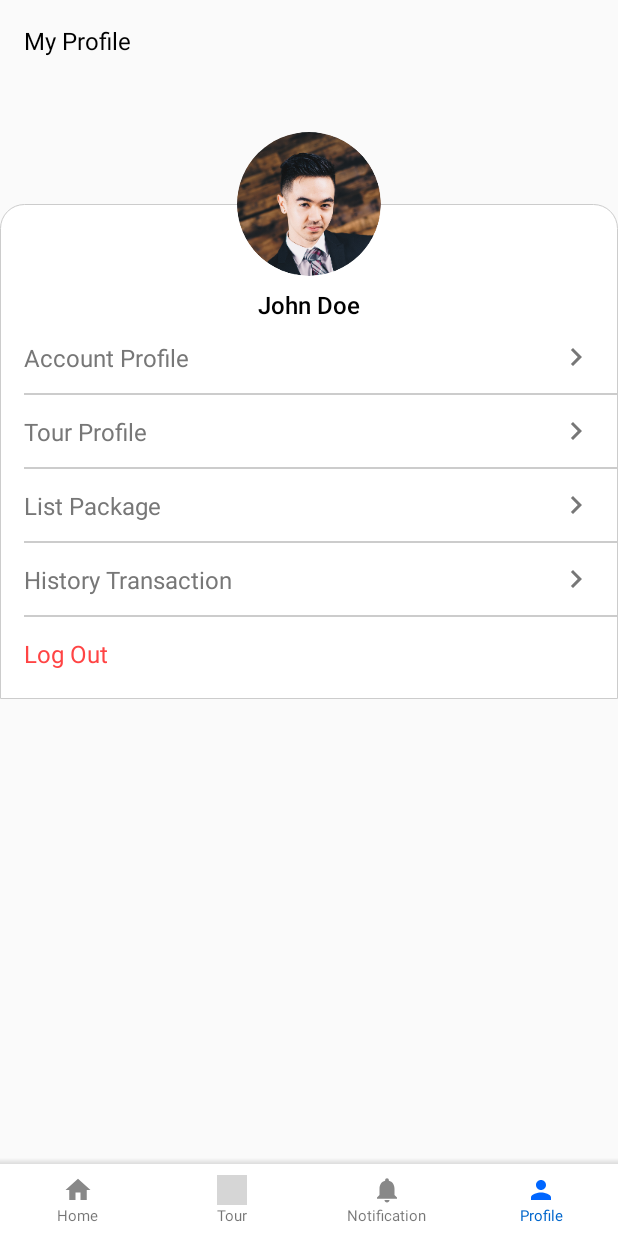
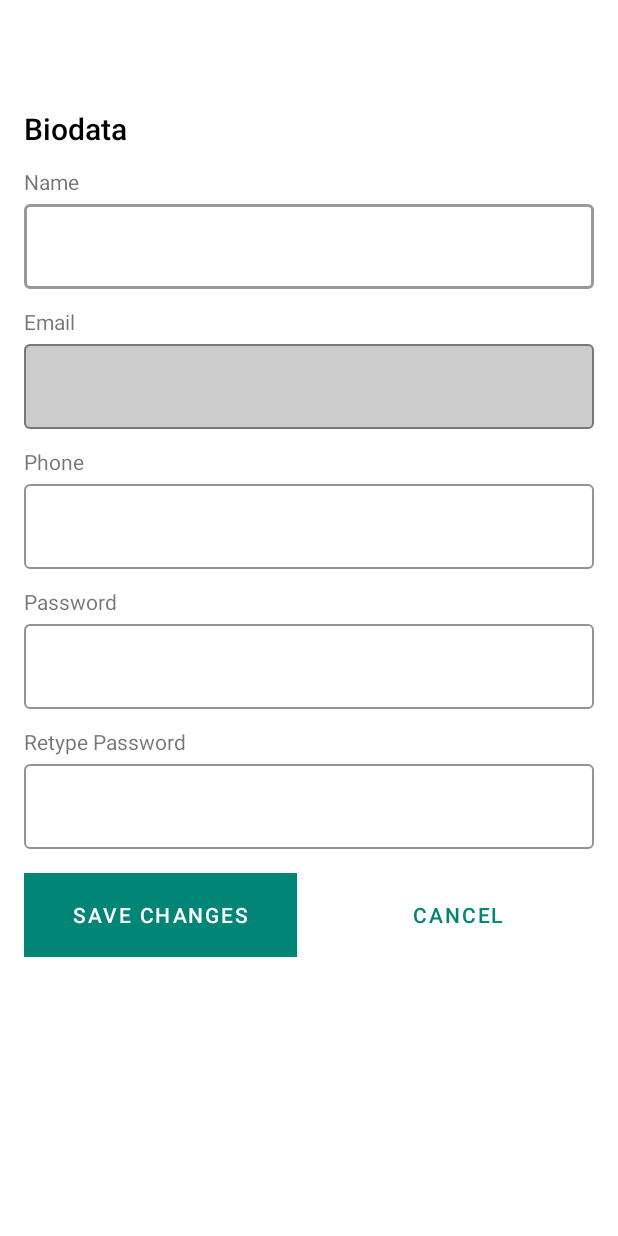
Before and after one commit to RefanoAndreas/Travelgo, an Android app: the screen it shows after launch (MainActivity before the commit, ProfileEdit after it), on a phone screen of 412 x 824 dp. Run offline under Robolectric (Android 15) with nearby library versions, the light colour scheme and no system bars; grey boxes are pictures that could not be loaded.

Commit message:
09/04/2019

```diff
--- a/app/build.gradle
+++ b/app/build.gradle
@@ -26,6 +26,10 @@ dependencies {
     testImplementation 'junit:junit:4.12'
     androidTestImplementation 'com.android.support.test:runner:1.0.2'
     androidTestImplementation 'com.android.support.test.espresso:espresso-core:3.0.2'
+
+    implementation 'com.android.support:cardview-v7:28.0.0'
+    implementation 'com.android.support:recyclerview-v7:28.0.0'
+
     implementation 'de.hdodenhof:circleimageview:3.0.0'
     implementation 'com.mikhaellopez:circularimageview:3.2.0'
 }
--- a/app/src/main/AndroidManifest.xml
+++ b/app/src/main/AndroidManifest.xml
@@ -9,14 +9,16 @@
         android:roundIcon="@mipmap/ic_launcher_round"
         android:supportsRtl="true"
         android:theme="@style/AppTheme">
-        <activity android:name=".MainList"></activity>
-        <activity android:name=".MainActivity">
+        <activity android:name=".ProfileEdit"
+            android:label="Edit Profile">
             <intent-filter>
                 <action android:name="android.intent.action.MAIN" />
 
                 <category android:name="android.intent.category.LAUNCHER" />
             </intent-filter>
         </activity>
+        <activity android:name=".MainActivity">
+        </activity>
     </application>
 
 </manifest>
--- a/app/src/main/java/com/example/travelgo/MainActivity.java
+++ b/app/src/main/java/com/example/travelgo/MainActivity.java
@@ -2,39 +2,14 @@ package com.example.travelgo;
 
 import android.support.v7.app.AppCompatActivity;
 import android.os.Bundle;
-import android.support.v7.widget.DefaultItemAnimator;
-import android.support.v7.widget.LinearLayoutManager;
-import android.support.v7.widget.RecyclerView;
-import android.widget.ArrayAdapter;
-import android.widget.ListView;
 
-import org.json.JSONObject;
-
-import java.util.ArrayList;
 
 public class MainActivity extends AppCompatActivity {
-
-    RecyclerView listMenu;
-    ArrayList<String> menu;
-    MainList adapter;
 
     @Override
     protected void onCreate(Bundle savedInstanceState) {
         super.onCreate(savedInstanceState);
         setContentView(R.layout.activity_main);
-
-        listMenu =  (RecyclerView) findViewById(R.id.list);
-
-        adapter = new MainList(menu, this);
-
-        RecyclerView.LayoutManager mLayoutmanager  = new LinearLayoutManager(this,LinearLayoutManager.VERTICAL, false);
-        listMenu.setLayoutManager(mLayoutmanager);
-        listMenu.setItemAnimator(new DefaultItemAnimator());
-        listMenu.setAdapter(adapter)
-        listMenu.setNestedScrollingEnabled(false);
-
-//        ArrayAdapter<String> listAdapter = new ArrayAdapter<String>(this, android.R.layout.simple_list_item_1, listMenu);
-//        listMenu.setAdapter(listAdapter);
     }
 
 
--- a/app/src/main/java/com/example/travelgo/MainList.java
+++ /dev/null
@@ -1,13 +0,0 @@
-package com.example.travelgo;
-
-import android.support.v7.app.AppCompatActivity;
-import android.os.Bundle;
-
-public class MainList extends AppCompatActivity {
-
-    @Override
-    protected void onCreate(Bundle savedInstanceState) {
-        super.onCreate(savedInstanceState);
-        setContentView(R.layout.activity_main_list);
-    }
-}
--- /dev/null
+++ b/app/src/main/java/com/example/travelgo/ProfileEdit.java
@@ -0,0 +1,27 @@
+package com.example.travelgo;
+
+import android.support.design.widget.TextInputEditText;
+import android.support.design.widget.TextInputLayout;
+import android.support.v7.app.AppCompatActivity;
+import android.os.Bundle;
+
+public class ProfileEdit extends AppCompatActivity {
+
+    @Override
+    protected void onCreate(Bundle savedInstanceState) {
+        super.onCreate(savedInstanceState);
+        setContentView(R.layout.activity_profile_edit);
+
+        ((TextInputLayout) findViewById(R.id.TIL_name_profileEdit)).setHint(null);
+        ((TextInputEditText) findViewById(R.id.TIET_name_profileEdit)).setHint(null);
+        ((TextInputLayout) findViewById(R.id.TIL_email_profileEdit)).setHint(null);
+        ((TextInputEditText) findViewById(R.id.TIET_email_profileEdit)).setHint(null);
+        ((TextInputLayout) findViewById(R.id.TIL_phone_profileEdit)).setHint(null);
+        ((TextInputEditText) findViewById(R.id.TIET_phone_profileEdit)).setHint(null);
+        ((TextInputLayout) findViewById(R.id.TIL_password_profileEdit)).setHint(null);
+        ((TextInputEditText) findViewById(R.id.TIET_password_profileEdit)).setHint(null);
+        ((TextInputLayout) findViewById(R.id.TIL_rePassword_profileEdit)).setHint(null);
+        ((TextInputEditText) findViewById(R.id.TIET_rePassword_profileEdit)).setHint(null);
+    }
+
+}
--- a/app/src/main/res/layout/activity_main_list.xml
+++ /dev/null
@@ -1,26 +0,0 @@
-<?xml version="1.0" encoding="utf-8"?>
-<android.support.constraint.ConstraintLayout xmlns:android="http://schemas.android.com/apk/res/android"
-    xmlns:app="http://schemas.android.com/apk/res-auto"
-    xmlns:tools="http://schemas.android.com/tools"
-    android:layout_width="match_parent"
-    android:layout_height="56dp"
-    tools:context=".MainList">
-    <TextView
-        android:id="@+id/text_menu"
-        android:layout_width="wrap_content"
-        android:layout_height="wrap_content"
-        app:layout_constraintTop_toTopOf="parent"
-        app:layout_constraintBottom_toBottomOf="parent"
-        app:layout_constraintLeft_toLeftOf="parent"
-        android:layout_marginLeft="16dp"
-        android:text="Textview"
-        android:textColor="#777777"/>
-    <ImageView
-        android:layout_width="wrap_content"
-        android:layout_height="wrap_content"
-        app:layout_constraintTop_toTopOf="parent"
-        app:layout_constraintRight_toRightOf="parent"
-        app:layout_constraintBottom_toBottomOf="parent"
-        android:layout_marginRight="16dp"
-        android:src="@drawable/ic_chevron_right_777777_24dp"/>
-</android.support.constraint.ConstraintLayout>
--- /dev/null
+++ b/app/src/main/res/layout/activity_profile_edit.xml
@@ -0,0 +1,163 @@
+<?xml version="1.0" encoding="utf-8"?>
+<android.support.constraint.ConstraintLayout xmlns:android="http://schemas.android.com/apk/res/android"
+    xmlns:app="http://schemas.android.com/apk/res-auto"
+    xmlns:tools="http://schemas.android.com/tools"
+    android:layout_width="match_parent"
+    android:layout_height="match_parent"
+    android:background="@android:color/white"
+    tools:context=".ProfileEdit">
+    <android.support.v7.widget.Toolbar
+        android:id="@+id/toolbar_profileEdit"
+        android:layout_width="match_parent"
+        android:layout_height="wrap_content">
+    </android.support.v7.widget.Toolbar>
+
+    <android.support.v4.widget.NestedScrollView
+        android:layout_width="match_parent"
+        android:layout_height="0dp"
+        app:layout_constraintTop_toBottomOf="@id/toolbar_profileEdit"
+        app:layout_constraintBottom_toBottomOf="parent">
+        <LinearLayout
+            android:layout_width="match_parent"
+            android:layout_height="wrap_content"
+            android:orientation="vertical"
+            android:paddingTop="16dp"
+            android:paddingRight="16dp"
+            android:paddingBottom="16dp"
+            android:paddingLeft="16dp">
+            <TextView
+                android:layout_width="wrap_content"
+                android:layout_height="wrap_content"
+                android:text="Biodata"
+                android:textSize="20dp"
+                android:textColor="@android:color/black"
+                android:fontFamily="sans-serif-medium"/>
+            <TextView
+                android:layout_width="wrap_content"
+                android:layout_height="wrap_content"
+                android:layout_marginTop="12dp"
+                android:text="Name"/>
+            <android.support.design.widget.TextInputLayout
+                android:id="@+id/TIL_name_profileEdit"
+                android:layout_width="match_parent"
+                android:layout_height="wrap_content"
+                style="@style/Widget.MaterialComponents.TextInputLayout.OutlinedBox"
+                app:boxStrokeColor="#999999"
+                app:boxStrokeWidth="1dp"
+                app:boxBackgroundColor="@android:color/white">
+                <android.support.design.widget.TextInputEditText
+                    android:id="@+id/TIET_name_profileEdit"
+                    android:layout_width="match_parent"
+                    android:layout_height="wrap_content"
+                    android:inputType="text"/>
+            </android.support.design.widget.TextInputLayout>
+            <TextView
+                android:layout_width="wrap_content"
+                android:layout_height="wrap_content"
+                android:layout_marginTop="12dp"
+                android:text="Email"/>
+            <android.support.design.widget.TextInputLayout
+                android:id="@+id/TIL_email_profileEdit"
+                android:layout_width="match_parent"
+                android:layout_height="wrap_content"
+                style="@style/Widget.MaterialComponents.TextInputLayout.OutlinedBox"
+                app:boxStrokeColor="#999999"
+                app:boxStrokeWidth="1dp"
+                app:boxBackgroundColor="#cccccc">
+                <android.support.design.widget.TextInputEditText
+                    android:id="@+id/TIET_email_profileEdit"
+                    android:layout_width="match_parent"
+                    android:layout_height="wrap_content"
+                    android:enabled="false"
+                    android:inputType="textEmailAddress"
+                    android:textColor="#80ffffff"/>
+            </android.support.design.widget.TextInputLayout>
+            <TextView
+                android:layout_width="wrap_content"
+                android:layout_height="wrap_content"
+                android:layout_marginTop="12dp"
+                android:text="Phone"/>
+            <android.support.design.widget.TextInputLayout
+                android:id="@+id/TIL_phone_profileEdit"
+                android:layout_width="match_parent"
+                android:layout_height="wrap_content"
+                style="@style/Widget.MaterialComponents.TextInputLayout.OutlinedBox"
+                app:boxStrokeColor="#999999"
+                app:boxStrokeWidth="1dp"
+                app:boxBackgroundColor="@android:color/white">
+                <android.support.design.widget.TextInputEditText
+                    android:id="@+id/TIET_phone_profileEdit"
+                    android:layout_width="match_parent"
+                    android:layout_height="wrap_content"
+                    android:inputType="phone"/>
+            </android.support.design.widget.TextInputLayout>
+            <TextView
+                android:layout_width="wrap_content"
+                android:layout_height="wrap_content"
+                android:layout_marginTop="12dp"
+                android:text="Password"/>
+            <android.support.design.widget.TextInputLayout
+                android:id="@+id/TIL_password_profileEdit"
+                android:layout_width="match_parent"
+                android:layout_height="wrap_content"
+                style="@style/Widget.MaterialComponents.TextInputLayout.OutlinedBox"
+                app:boxStrokeColor="#999999"
+                app:boxStrokeWidth="1dp"
+                app:boxBackgroundColor="@android:color/white">
+                <android.support.design.widget.TextInputEditText
+                    android:id="@+id/TIET_password_profileEdit"
+                    android:layout_width="match_parent"
+                    android:layout_height="wrap_content"
+                    android:inputType="textPassword"/>
+            </android.support.design.widget.TextInputLayout>
+            <TextView
+                android:layout_width="wrap_content"
+                android:layout_height="wrap_content"
+                android:layout_marginTop="12dp"
+                android:text="Retype Password"/>
+            <android.support.design.widget.TextInputLayout
+                android:id="@+id/TIL_rePassword_profileEdit"
+                android:layout_width="match_parent"
+                android:layout_height="wrap_content"
+                style="@style/Widget.MaterialComponents.TextInputLayout.OutlinedBox"
+                app:boxStrokeColor="#999999"
+                app:boxStrokeWidth="1dp"
+                app:boxBackgroundColor="@android:color/white">
+                <android.support.design.widget.TextInputEditText
+                    android:id="@+id/TIET_rePassword_profileEdit"
+                    android:layout_width="match_parent"
+                    android:layout_height="wrap_content"
+                    android:inputType="textPassword"/>
+            </android.support.design.widget.TextInputLayout>
+
+            <LinearLayout
+                android:layout_width="match_parent"
+                android:layout_height="wrap_content"
+                android:orientation="horizontal"
+                android:layout_marginTop="16dp">
+                <android.support.design.button.MaterialButton
+                    android:id="@+id/submit_profileEdit"
+                    android:layout_weight="1"
+                    android:layout_width="match_parent"
+                    android:layout_height="wrap_content"
+                    android:minHeight="56dp"
+                    android:layout_marginRight="8dp"
+                    android:text="save changes"
+                    android:background="#0d63fe"/>
+                <android.support.design.button.MaterialButton
+                    android:id="@+id/cancel_profileEdit"
+                    android:layout_width="match_parent"
+                    android:layout_weight="1"
+                    android:layout_height="wrap_content"
+                    android:minHeight="56dp"
+                    style="@style/Widget.MaterialComponents.Button.OutlinedButton"
+                    app:strokeColor="#0d63fe"
+                    android:layout_marginLeft="8dp"
+                    android:text="Cancel"
+                    android:background="#0d63fe"/>
+            </LinearLayout>
+
+        </LinearLayout>
+    </android.support.v4.widget.NestedScrollView>
+
+</android.support.constraint.ConstraintLayout>
--- a/app/src/main/res/values/styles.xml
+++ b/app/src/main/res/values/styles.xml
@@ -1,11 +1,11 @@
 <resources>
 
     <!-- Base application theme. -->
-    <style name="AppTheme" parent="Theme.AppCompat.Light.NoActionBar">
+    <style name="AppTheme" parent="Theme.MaterialComponents.Light.NoActionBar">
         <!-- Customize your theme here. -->
         <item name="colorPrimary">@color/colorPrimary</item>
         <item name="colorPrimaryDark">@color/colorPrimaryDark</item>
-        <item name="colorAccent">@color/colorAccent</item>
+        <item name="colorAccent">#0d63fe</item>
     </style>
 
 </resources>
```
